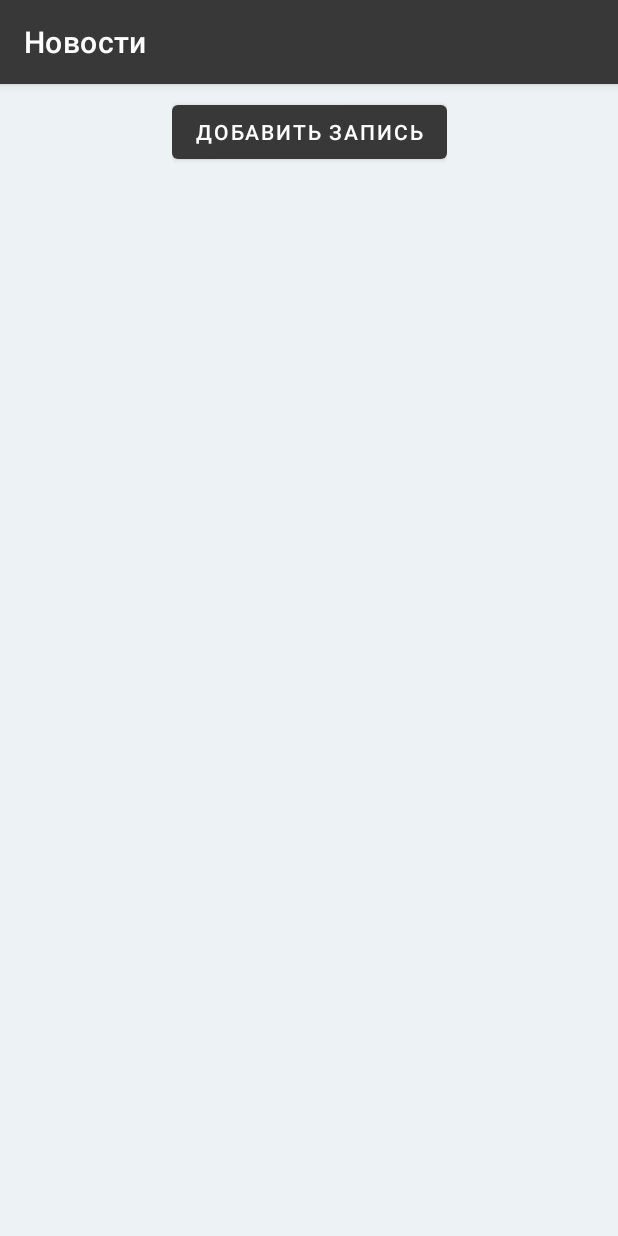
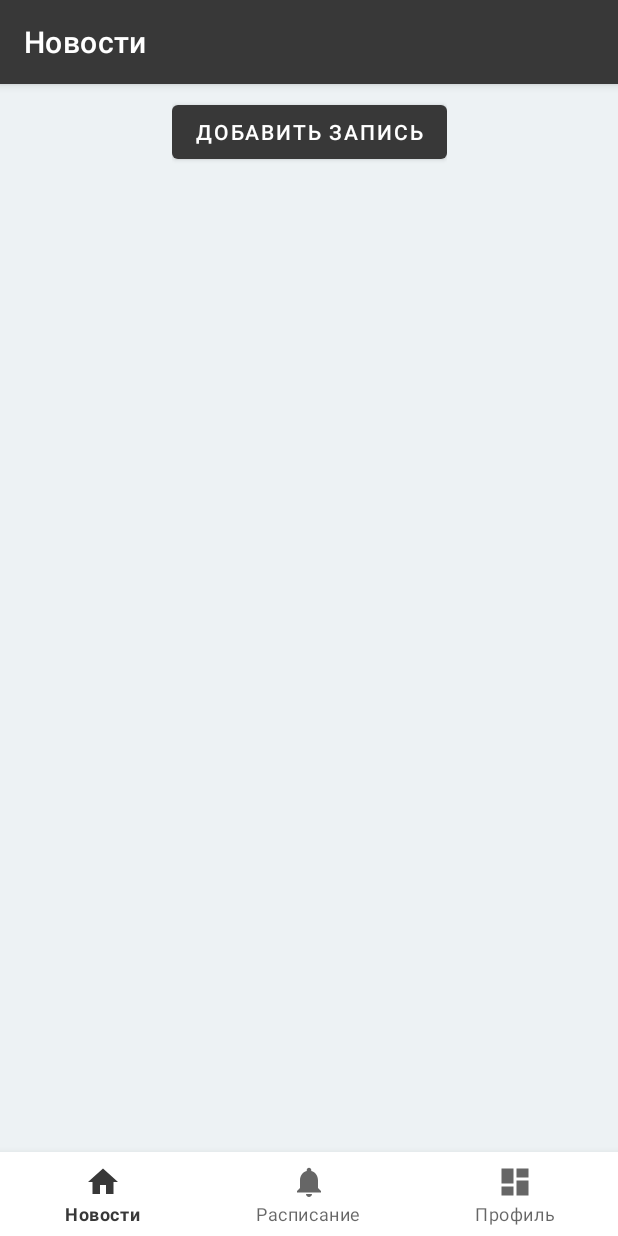
Before and after one commit to CIS-software/CIS_Android_App, an Android app: the NewsFragment screen opened through its navigation route, on a phone screen of 412 x 824 dp. Run offline under Robolectric (Android 15) with nearby library versions, the phone set to English and light mode, and no system bars; our stand-ins replace navigation-ui; 1 statement that could not run was skipped.

Commit message:
Баг с возрватом на предыдущий фрагмент исправлен, авторизация, регистрация работает

```diff
--- a/app/src/main/java/first/android/cis/MainActivity.kt
+++ b/app/src/main/java/first/android/cis/MainActivity.kt
@@ -3,11 +3,8 @@ package first.android.cis
 import android.content.Context
 import android.os.Bundle
 import android.view.View
-import android.widget.Toast
 import androidx.appcompat.app.AppCompatActivity
 import androidx.appcompat.app.AppCompatDelegate
-import androidx.navigation.NavController
-import androidx.navigation.NavGraph
 import androidx.navigation.findNavController
 import androidx.navigation.ui.AppBarConfiguration
 import androidx.navigation.ui.setupActionBarWithNavController
--- a/app/src/main/java/first/android/cis/network/Retrofit.kt
+++ b/app/src/main/java/first/android/cis/network/Retrofit.kt
@@ -6,7 +6,7 @@ import retrofit2.converter.gson.GsonConverterFactory
 object Retrofit {
     private val retrofit =
         Retrofit.Builder()
-            .baseUrl("http://192.168.100.7:8080")
+            .baseUrl("http://192.168.76.150:8080")
             .addConverterFactory(GsonConverterFactory.create())
             .build()
 
--- a/app/src/main/java/first/android/cis/ui/news/mainNewsFragment/NewsFragment.kt
+++ b/app/src/main/java/first/android/cis/ui/news/mainNewsFragment/NewsFragment.kt
@@ -10,13 +10,18 @@ import android.widget.Button
 import android.widget.Toast
 import androidx.appcompat.app.AppCompatActivity
 import androidx.fragment.app.Fragment
+import androidx.fragment.app.FragmentManager
+import androidx.fragment.app.FragmentTransaction
 import androidx.lifecycle.ViewModelProvider
+import androidx.navigation.Navigation
 import androidx.navigation.findNavController
 import androidx.recyclerview.widget.LinearLayoutManager
 import androidx.recyclerview.widget.RecyclerView
+import com.google.android.material.bottomnavigation.BottomNavigationView
 import first.android.cis.R
 import first.android.cis.databinding.FragmentNewsBinding
 import first.android.cis.network.NewsRepository
+import first.android.cis.ui.signUpIn.SignInFragment
 import kotlinx.android.synthetic.main.activity_main.*
 
 class NewsFragment : Fragment() {
@@ -26,7 +31,6 @@ class NewsFragment : Fragment() {
     private lateinit var addNewsButton: Button
     private lateinit var viewModel: NewsViewModel
     private lateinit var viewModelFactory: NewsFactory
-    private var pressedTime: Long = 0
 
     override fun onCreateView(
         inflater: LayoutInflater,
@@ -35,7 +39,6 @@ class NewsFragment : Fragment() {
     ): View
     {
         val actionAddNews = NewsFragmentDirections.actionNavigationNewsToAddNewsFragment()
-        //val navView: BottomNavigationView = requireActivity().findViewById(R.id.navView)
         _binding = FragmentNewsBinding.inflate(inflater,container,false)
         binding.let{
             addNewsButton = it.addNewsButton
@@ -43,7 +46,8 @@ class NewsFragment : Fragment() {
         addNewsButton.setOnClickListener{
             addNewsButton.findNavController().navigate(actionAddNews)
         }
-
+        val navView: BottomNavigationView? = activity?.findViewById(R.id.navView)
+        navView?.visibility = View.VISIBLE
         (activity as AppCompatActivity?)!!.supportActionBar!!.show()
         return binding.root
     }
@@ -74,7 +78,6 @@ class NewsFragment : Fragment() {
         recyclerNews.adapter = myAdapter
         myAdapter.notifyDataSetChanged()
     }
-    //TODO: Надо сделать onBackPressed на него назначить выходи из приложения
 
     override fun onDestroyView() {
         super.onDestroyView()
--- a/app/src/main/java/first/android/cis/ui/signUpIn/SignInFragment.kt
+++ b/app/src/main/java/first/android/cis/ui/signUpIn/SignInFragment.kt
@@ -8,6 +8,8 @@ import android.view.ViewGroup
 import android.widget.Button
 import android.widget.EditText
 import android.widget.TextView
+import androidx.fragment.app.FragmentManager
+import androidx.fragment.app.FragmentTransaction
 import first.android.cis.databinding.FragmentSignInBinding
 import first.android.cis.models.users.AuthData
 import kotlinx.coroutines.CoroutineScope
--- a/app/src/main/res/navigation/mobile_navigation.xml
+++ b/app/src/main/res/navigation/mobile_navigation.xml
@@ -32,15 +32,16 @@
         tools:layout="@layout/fragment_profile" >
         <action
             android:id="@+id/action_navigation_profile_to_regAuthFragment"
-            app:destination="@id/regAuthFragment" />
+            app:destination="@id/regAuthFragment"
+            app:popUpTo="@id/mobile_navigation"
+            app:popUpToInclusive="true"/>
     </fragment>
 
     <fragment
         android:id="@+id/openedNews"
         android:name="first.android.cis.ui.news.openedNewsFragment.OpenedNewsFragment"
         android:label="Запись"
-        tools:layout="@layout/opened_news_fragment"
-        >
+        tools:layout="@layout/opened_news_fragment">
         <argument
             android:name="Id"
             app:argType="integer"/>
@@ -66,7 +67,8 @@
         tools:layout="@layout/fragment_sign_in_up" >
         <action
             android:id="@+id/action_regAuthFragment_to_signInFragment"
-            app:destination="@id/signInFragment" />
+            app:destination="@id/signInFragment"
+            />
         <action
             android:id="@+id/action_regAuthFragment_to_signUpFragment"
             app:destination="@id/signUpFragment" />
@@ -78,7 +80,9 @@
         tools:layout="@layout/fragment_sign_in">
         <action
             android:id="@+id/action_signInFragment_to_navigation_news"
-            app:destination="@id/navigation_news" />
+            app:destination="@id/navigation_news"
+            app:popUpTo="@id/mobile_navigation"
+            app:popUpToInclusive="true"/>
     </fragment>
     <fragment
         android:id="@+id/signUpFragment"
@@ -102,6 +106,8 @@
             app:argType="string"/>
         <action
             android:id="@+id/action_signUpStep2Fragment_to_navigation_news"
-            app:destination="@id/navigation_news" />
+            app:destination="@id/navigation_news"
+            app:popUpTo="@id/mobile_navigation"
+            app:popUpToInclusive="true"/>
     </fragment>
 </navigation>
```
